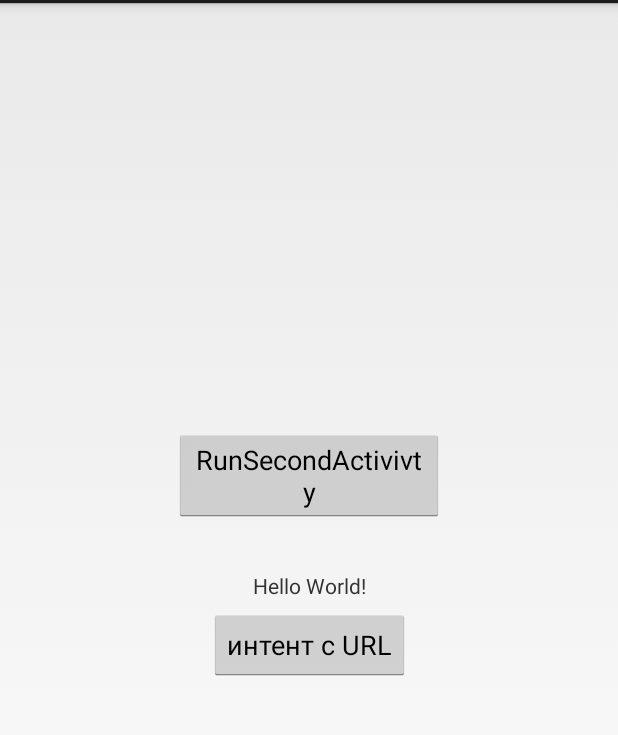
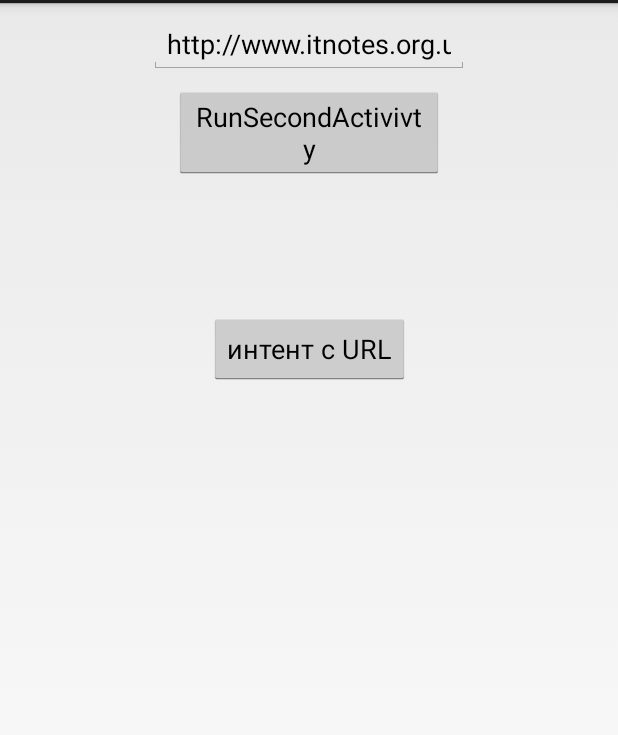
Before and after one commit to ZeloBox/TwoActivity, an Android app: the screen it shows after launch (MainActivity), on a phone screen of 412 x 824 dp, the part 69-804 px from its top. Run offline under Robolectric (Android 15) with nearby library versions, the phone set to English and light mode, and no system bars.

Commit message:
Работает, но не фильтрует URL

```diff
--- a/app/src/main/java/com/example/bogd/twoactivity/MainActivity.java
+++ b/app/src/main/java/com/example/bogd/twoactivity/MainActivity.java
@@ -2,22 +2,30 @@ package com.example.bogd.twoactivity;
 
 import android.app.Activity;
 import android.content.Intent;
+import android.net.Uri;
 import android.os.Bundle;
 import android.view.View;
+import android.widget.TextView;
 
 /**
  *
  * Две активтити обмениваюся данными через Intent
+ *
+ * Реализовать передачу URL через интент используя интентфильтр на третью активити
+ * Усложненное: открыть URL в WebView
+ *
  */
 
 public class MainActivity extends Activity {
     View button;
+    TextView text;
 
     @Override
     protected void onCreate(Bundle savedInstanceState) {
         super.onCreate(savedInstanceState);
         setContentView(R.layout.activity_main);
         button = findViewById(R.id.MyButton1);
+        text = findViewById(R.id.editText);
         button.setOnClickListener(new View.OnClickListener() {
                                       @Override
                                       public void onClick(View v) {
@@ -29,12 +37,13 @@ public class MainActivity extends Activity {
         );
 
 
-        button = findViewById(R.id.MyButton1);
+        button = findViewById(R.id.MyButton2);
         button.setOnClickListener(new View.OnClickListener() {
                                       @Override
                                       public void onClick(View v) {
-                                          Intent intent = new Intent(MainActivity.this, SecondActivity.class);
-                                          intent.putExtra(SecondActivity.EXTRA_TEXT , "Текст из главной активити ");
+                                          String uri = text.getText().toString();
+                                          Intent intent = new Intent(Intent.ACTION_VIEW);
+                                          intent.setData(Uri.parse(uri));
                                           startActivity(intent);
                                       }
                                   }
--- a/app/src/main/res/layout/activity_main.xml
+++ b/app/src/main/res/layout/activity_main.xml
@@ -7,23 +7,14 @@
         android:layout_height="match_parent"
         tools:context=".MainActivity">
 
-    <TextView
-            android:layout_width="wrap_content"
-            android:layout_height="wrap_content"
-            android:text="Hello World!"
-            app:layout_constraintBottom_toBottomOf="parent"
-            app:layout_constraintLeft_toLeftOf="parent"
-            app:layout_constraintRight_toRightOf="parent"
-            app:layout_constraintTop_toTopOf="parent"
-            android:id="@+id/textView"/>
     <Button
             android:text="RunSecondActivivty"
             android:layout_width="180dp"
             android:layout_height="wrap_content"
             android:id="@+id/MyButton1"
-            app:layout_constraintTop_toTopOf="parent"
-            android:layout_marginTop="284dp" app:layout_constraintEnd_toEndOf="parent" android:layout_marginEnd="8dp"
+            app:layout_constraintEnd_toEndOf="parent" android:layout_marginEnd="8dp"
             app:layout_constraintStart_toStartOf="parent" android:layout_marginStart="8dp"
+            android:layout_marginTop="8dp" app:layout_constraintTop_toBottomOf="@+id/editText"
     />
     <Button
             android:text="интент с URL"
@@ -34,5 +25,15 @@
             android:layout_marginBottom="8dp" app:layout_constraintVertical_bias="0.137"
             app:layout_constraintStart_toStartOf="parent" android:layout_marginStart="8dp"
             app:layout_constraintEnd_toEndOf="parent" android:layout_marginEnd="8dp"/>
+    <EditText
+            android:layout_width="wrap_content"
+            android:layout_height="wrap_content"
+            android:inputType="textPersonName"
+            android:text="http://www.itnotes.org.ua/cwrsync_synchronization_disks_on_windows_servers.html"
+            android:ems="10"
+            android:id="@+id/editText"
+            app:layout_constraintTop_toTopOf="parent"
+            android:layout_marginTop="8dp" app:layout_constraintStart_toStartOf="parent"
+            android:layout_marginStart="8dp" app:layout_constraintEnd_toEndOf="parent" android:layout_marginEnd="8dp"/>
 
 </android.support.constraint.ConstraintLayout>
```
Also changed, not shown: app/src/main/AndroidManifest.xml (+11 -1 lines), app/src/main/res/layout/activity_third.xml (+11 -4 lines).
